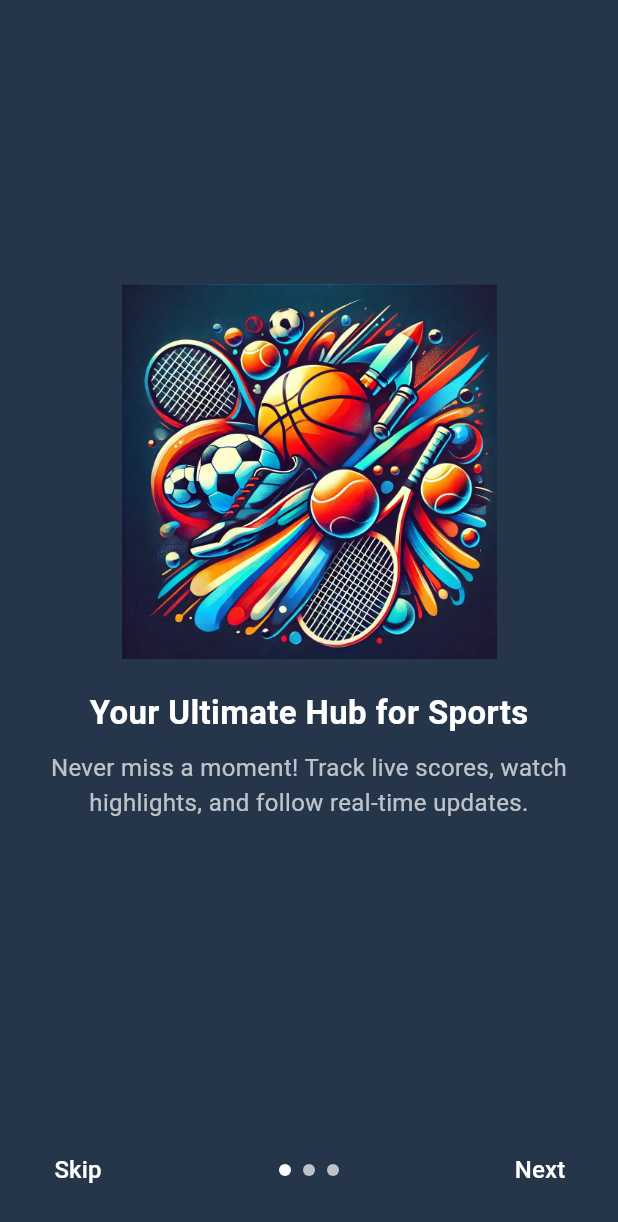
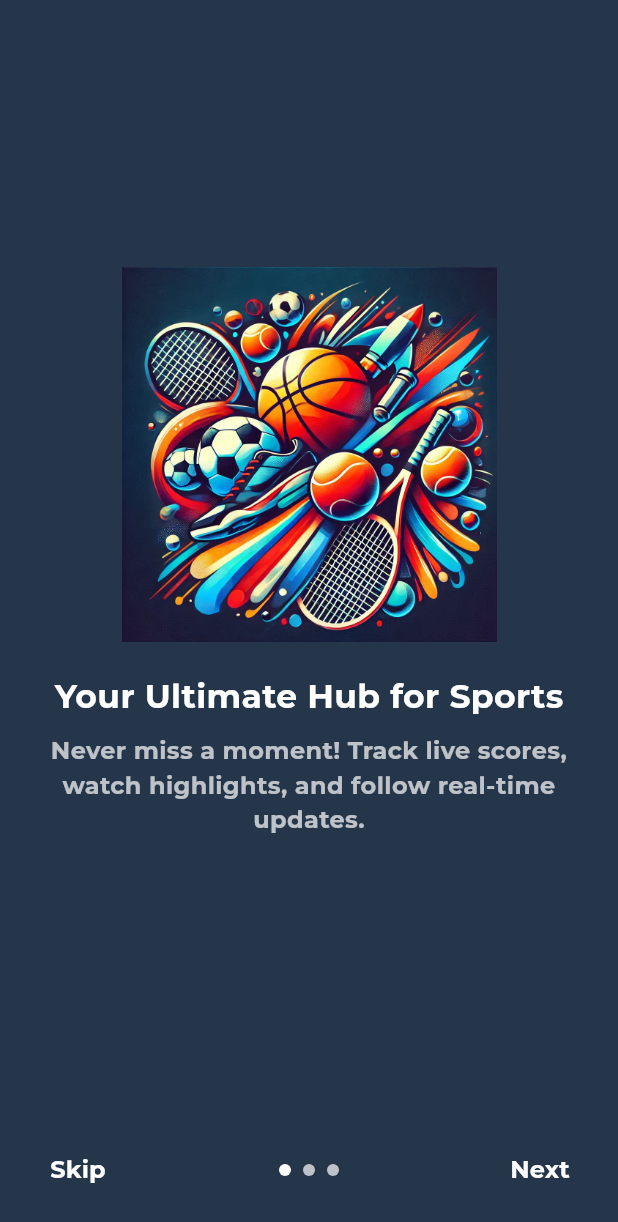
Before and after one commit to SworupTimalsina/FanPulse, a Flutter app: the screen it shows after launch, on a phone screen of 412 x 824 dp. Shown: the top 1222 px of the screen. Run offline on Flutter 3.47's test engine with Material 3 defaults, Android fonts, the phone set to English and light mode, and no system bars.

Commit message:
app.dart created

```diff
--- /dev/null
+++ b/lib/app.dart
@@ -0,0 +1,17 @@
+import 'package:fanpulse/core/app_theme1/app_theme.dart';
+import 'package:fanpulse/view/onboarding_screen_view.dart';
+import 'package:flutter/material.dart';
+
+class MyApp extends StatelessWidget {
+  const MyApp({super.key});
+
+  @override
+  Widget build(BuildContext context) {
+    return MaterialApp(
+      debugShowCheckedModeBanner: false,
+      title: 'FanPulse',
+      theme: getApplicationTheme(),
+      home: const OnboardingScreen(),
+    );
+  }
+}
--- /dev/null
+++ b/lib/core/app_theme1/app_theme.dart
@@ -0,0 +1,23 @@
+import 'package:fanpulse/constants.dart';
+import 'package:flutter/material.dart';
+
+ThemeData getApplicationTheme() {
+  return ThemeData(
+    primaryColor: kPrimaryColor,
+    scaffoldBackgroundColor: Colors.white,
+    fontFamily: 'Montserrat Bold',
+    elevatedButtonTheme: ElevatedButtonThemeData(
+      style: ElevatedButton.styleFrom(
+        textStyle: const TextStyle(
+            fontSize: 18,
+            color: Colors.white,
+            fontWeight: FontWeight.w500,
+            fontFamily: 'Montserrat Bold'),
+        backgroundColor: Colors.orange,
+        shape: RoundedRectangleBorder(
+          borderRadius: BorderRadius.circular(5),
+        ),
+      ),
+    ),
+  );
+}
--- a/lib/main.dart
+++ b/lib/main.dart
@@ -1,22 +1,4 @@
-import 'package:fanpulse/view/onboarding_screen_view.dart';
+import 'package:fanpulse/app.dart';
 import 'package:flutter/material.dart';
-import 'package:fanpulse/constants.dart';
 
 void main() => runApp(const MyApp());
-
-class MyApp extends StatelessWidget {
-  const MyApp({super.key});
-
-  @override
-  Widget build(BuildContext context) {
-    return MaterialApp(
-      debugShowCheckedModeBanner: false,
-      title: 'FanPulse',
-      theme: ThemeData(
-        primaryColor: kPrimaryColor,
-        scaffoldBackgroundColor: Colors.white,
-      ),
-      home: const OnboardingScreen(),
-    );
-  }
-}
```
Also changed, not shown: pubspec.yaml (+7 -5 lines), 1 other file.
